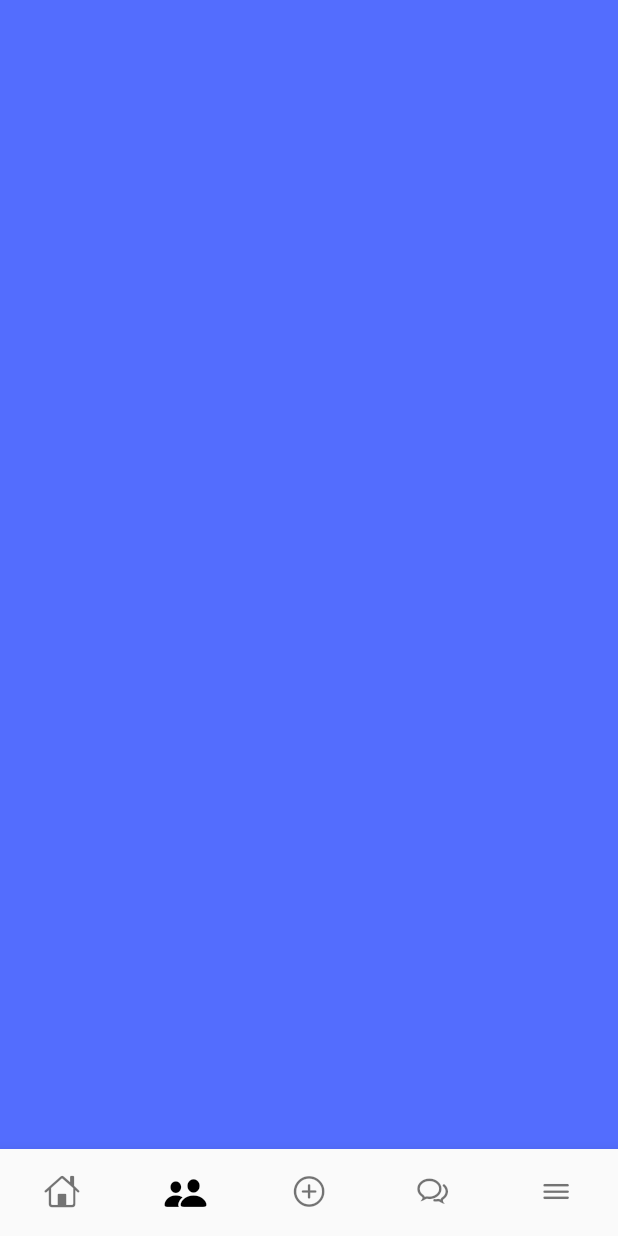
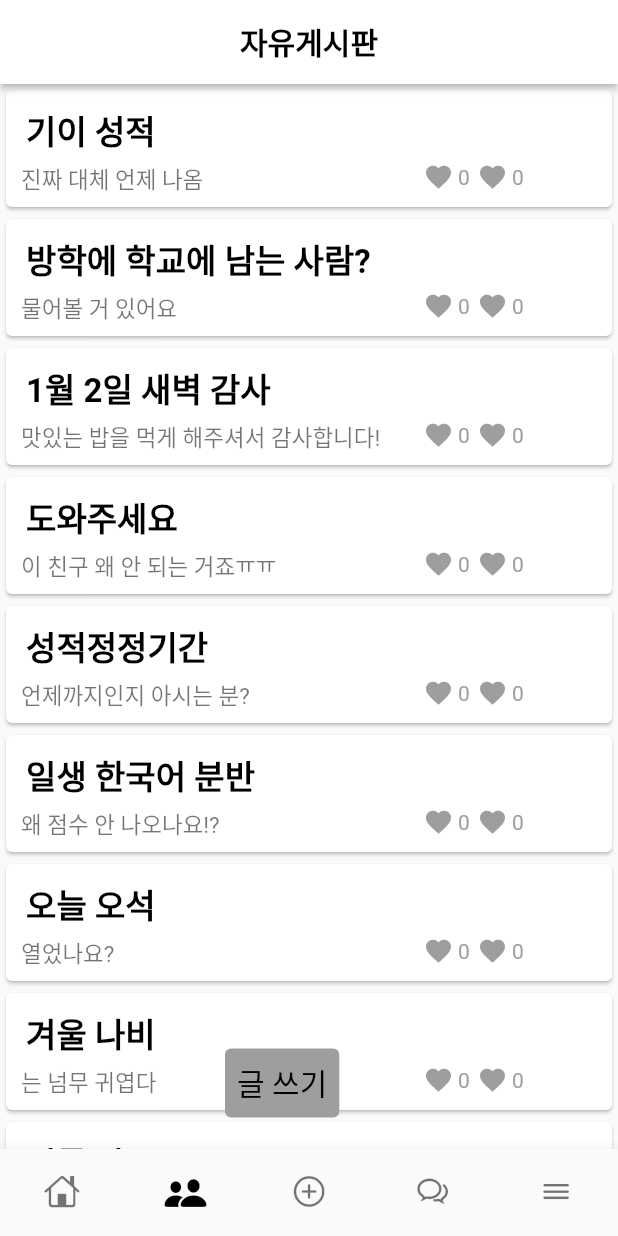
Before and after one commit to Han-Bab/Handong_Bab_MeokJa, a Flutter app: the screen it shows once a user with an empty profile is signed in, item 2 of the bottom bar chosen, on a phone screen of 412 x 824 dp. Run offline on Flutter 3.47's test engine with Material 2 defaults, Android fonts, the phone set to English and light mode, and no system bars; drawn by our look-alikes of like_button; our stand-ins replace cloud_firestore, dotted_border, extended_image, firebase_auth, firebase_core, flutter_chat_bubble and 7 more; accounts and stored records are empty.

Commit message:
Feat: 자유게시판 1차 완성

```diff
--- /dev/null
+++ b/lib/screens/main/community_page.dart
@@ -0,0 +1,205 @@
+import 'package:flutter/cupertino.dart';
+import 'package:flutter/material.dart';
+import 'package:like_button/like_button.dart';
+import '../../noticeBoard/content.dart';
+import 'package:han_bab/screens/main/home_page.dart';
+
+import '../../noticeBoard/content.dart';
+import '../../noticeBoard/pluspage.dart';
+
+class CommunityPage extends StatefulWidget {
+  const CommunityPage({Key? key}) : super(key: key);
+
+  @override
+  State<CommunityPage> createState() => _CommunityPageState();
+}
+
+class _CommunityPageState extends State<CommunityPage> {
+  var titleList = [
+    '기이 성적',
+    '방학에 학교에 남는 사람?',
+    '1월 2일 새벽 감사',
+    '도와주세요',
+    '성적정정기간',
+    '일생 한국어 분반',
+    '오늘 오석',
+    '겨울 나비',
+    '원룸 양도',
+    '점메추'
+  ];
+
+  var heart = [
+    '1',
+    '2',
+    '1',
+    '5',
+    '18',
+    '0',
+    '9',
+    '10',
+    '54',
+    '4'
+  ];
+
+  var content = [
+    '진짜 대체 언제 나옴',
+    '물어볼 거 있어요',
+    '맛있는 밥을 먹게 해주셔서 감사합니다!',
+    '이 친구 왜 안 되는 거죠ㅠㅠ',
+    '언제까지인지 아시는 분?',
+    '왜 점수 안 나오나요!?',
+    '열었나요?',
+    '는 넘무 귀엽다',
+    '문의 주세요',
+    'ㅈㄱㄴ'
+  ];
+
+  void showPopup(context, title, content) {
+    showDialog(
+      context: context,
+      builder: (context) {
+        return Dialog(
+          child: Container(
+            width: MediaQuery.of(context).size.width * 0.7,
+            height: 380,
+            decoration: BoxDecoration(
+                borderRadius: BorderRadius.circular(10), color: Colors.white),
+          ),
+        );
+      },
+    );
+  }
+
+  @override
+  Widget build(BuildContext context) {
+    double width = MediaQuery.of(context).size.width * 0.7;
+    return Scaffold(
+      appBar: AppBar(
+        title: const Text(
+          '자유게시판',
+          style: TextStyle(
+              color: Colors.black,
+            fontWeight: FontWeight.bold
+          ),
+        ),
+        centerTitle: true,
+        backgroundColor: Colors.white,
+        elevation: 2, // 경계선 없애는 늒임
+      ),
+      body: Stack(children: [
+        ListView.builder(
+          itemCount: titleList.length,
+          itemBuilder: (context, index) {
+            return GestureDetector(
+                onTap: () {
+                  Navigator.push(
+                    context,
+                    MaterialPageRoute(builder: (context) => Content()),
+                  );
+                  //showPopup(context, titleList[index], content[index]);
+                  //Navigator.push(
+                  //context,
+                  //MaterialPageRoute(builder: (context) => ),
+                  // );
+                },
+                child: Card(
+                  child: Row(
+                    mainAxisAlignment: MainAxisAlignment.start,
+                    children: [
+                      Padding(
+                        padding: const EdgeInsets.all(10),
+                        child: Column(
+                          mainAxisAlignment: MainAxisAlignment.start,
+                          children: [
+                            Container(
+                              width: width + 40,
+                              child: Text(
+                                titleList[index],
+                                style: const TextStyle(
+                                    fontSize: 22,
+                                    fontWeight: FontWeight.bold,
+                                    color: Colors.black),
+                              ),
+                            ),
+                            const SizedBox(
+                              height: 5,
+                            ),
+                            Row(
+                              children: [
+                                Container(
+                                  width: width - 20,
+                                  height: 20,
+                                  child: Text(
+                                    content[index],
+                                    style: const TextStyle(
+                                        fontSize: 15, color: Colors.black54),
+                                  ),
+                                ),
+                                // const SizedBox(
+                                //   height: 5,
+                                // ),
+                                SizedBox(
+                                  //width: 30,
+                                  //margin: EdgeInsets.only(right: 10),
+                                  //padding: const EdgeInsets.only(),
+                                  child: Row(
+                                    children: const [
+                                      LikeButton(
+                                        size: 20,
+                                        likeCount: 0,
+                                      )
+                                    ],
+                                  ),
+                                ),
+                                Container(width: 5,),
+                                SizedBox(
+                                  //width: 5,
+                                  //margin: EdgeInsets.only(left: 5),
+                                  //padding: const EdgeInsets.only(),
+                                  child: Row(
+                                    children: const [
+                                       LikeButton(
+                                        size: 20,
+                                        likeCount: 0,
+                                      )
+                                      // const Icon(CupertinoIcons.heart),
+                                      // Text(
+                                      //   heart[index],
+                                      // ),
+                                    ],
+                                  ),
+                                ),
+                              ],
+                            )
+                          ],
+                        ),
+                      ),
+
+                      // 여기에 좋아요랑 댓글 수 이런 거 착성하면 되겠다.
+                    ],
+                  ),
+                ));
+          },
+        ),
+        Positioned(
+          bottom: 20,
+          left: 150,
+          child: TextButton(
+            onPressed: () {
+              Navigator.push(
+                context,
+                MaterialPageRoute(builder: (context) => PlusPage()),
+              );
+            },
+            style: TextButton.styleFrom(
+                primary: Colors.black, backgroundColor: Colors.grey),
+            child: const Text(
+              '글 쓰기',
+              style: TextStyle(fontSize: 20),
+            ),
+          ),
+        ),
+      ]),
+    );
+  }
+}
--- a/lib/screens/main/main_screen.dart
+++ b/lib/screens/main/main_screen.dart
@@ -2,6 +2,7 @@ import 'package:firebase_auth/firebase_auth.dart';
 import 'package:flutter/cupertino.dart';
 import 'package:flutter/material.dart';
 import 'package:han_bab/screens/chat/add_chat_room.dart';
+import 'package:han_bab/screens/main/community_page.dart';
 import 'package:han_bab/screens/main/home_page.dart';
 import 'package:han_bab/screens/main/profile_page.dart';
 import 'group_screen.dart';
@@ -48,9 +49,7 @@ class _MainScreenState extends State<MainScreen> {
         index: _bottomSelectedIndex,
         children: [
           HomePage(),
-          Container(
-            color: Colors.accents[4],
-          ),
+          CommunityPage(),
           Container(
             color: Colors.accents[7],
           ),
--- a/pubspec.yaml
+++ b/pubspec.yaml
@@ -50,6 +50,8 @@ dependencies:
   flutter_chat_bubble: ^2.0.0
   fluttertoast: ^8.0.8
   introduction_screen: ^3.1.1
+  like_button: ^2.0.5
+  checkbox_formfield: ^0.2.0
 
 dev_dependencies:
   flutter_test:
```
Also changed, not shown: lib/noticeBoard/content.dart (added, +147 -0 lines), lib/noticeBoard/pluspage.dart (added, +94 -0 lines), pubspec.lock, 1 other file.
